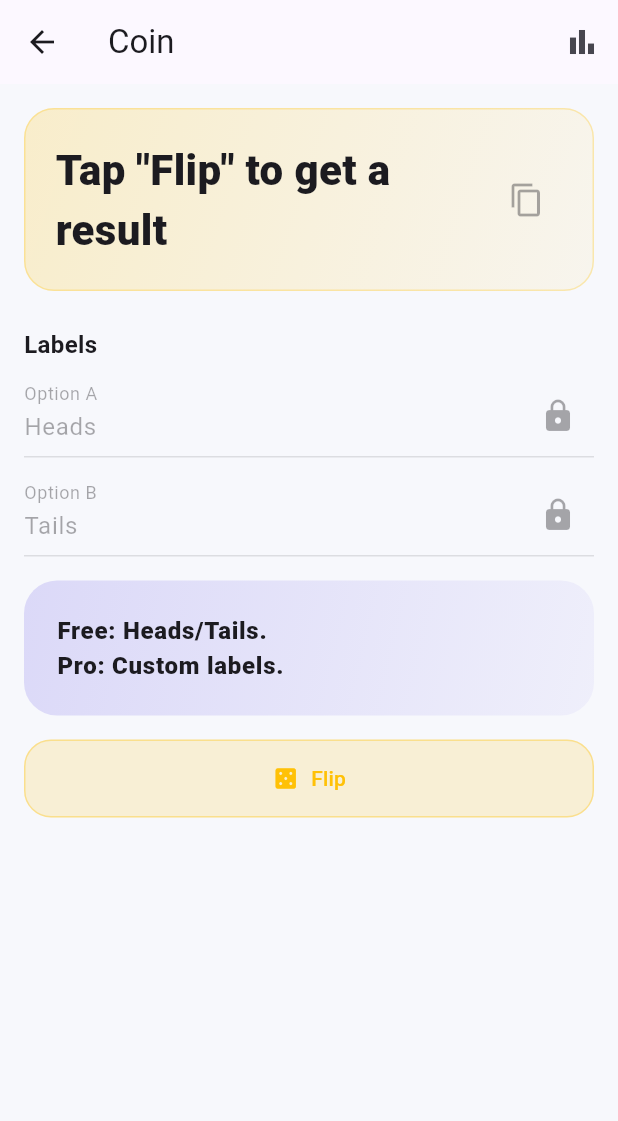
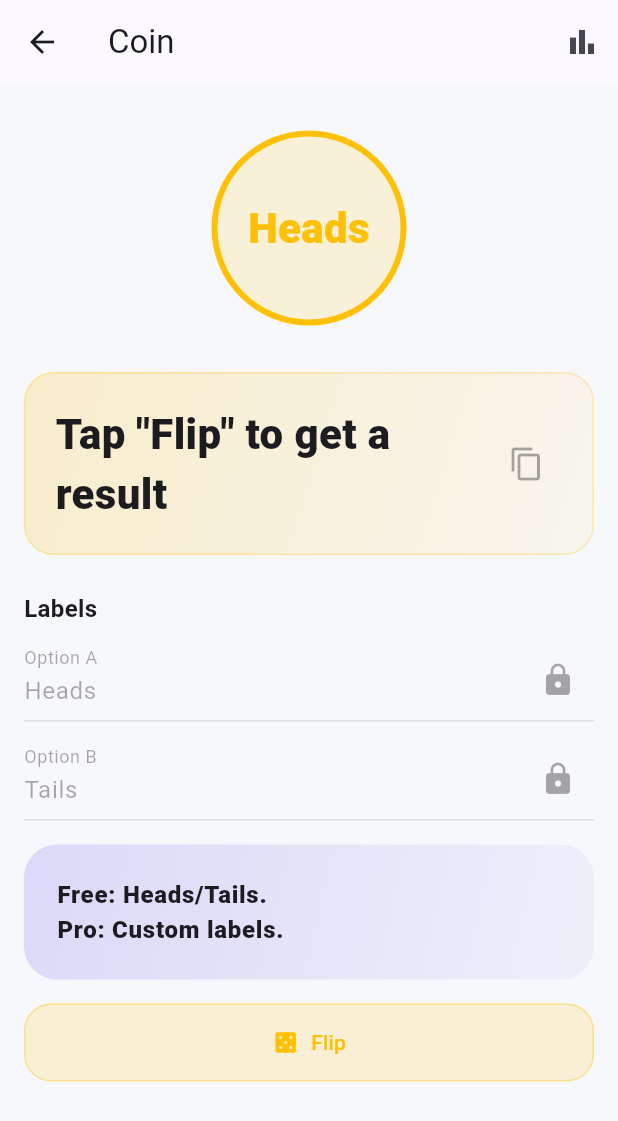
Before and after one commit to 4mierS/picksy, a Flutter app: the CoinPage screen opened directly, on a phone screen of 412 x 824 dp. Shown: the top 1121 px of the screen. Run offline on Flutter 3.47's test engine with Material 3 defaults, Android fonts, the phone set to English and light mode, and no system bars; our stand-ins replace hive_flutter, in_app_purchase, vibration; accounts and stored records are empty.

Commit message:
fix: improve coin and bottle spin animations
- Bottle spin: fix broken lerp that caused abrupt-ending animation
  by using a fixed _startAngle instead of the continuously-updated
  _currentAngle as the lerp base; also randomise duration each spin
- Coin flip: add smooth 3D-style flip animation using AnimatedBuilder
  with cos-based X-scale transform, CoinFace widget, disabled button
  during animation, and result revealed only after animation completes

Co-authored-by: 4mierS <85135956+4mierS@users.noreply.github.com>

```diff
--- a/lib/features/generators/coin/coin_page.dart
+++ b/lib/features/generators/coin/coin_page.dart
@@ -19,20 +19,78 @@ class CoinPage extends StatefulWidget {
   State<CoinPage> createState() => _CoinPageState();
 }
 
-class _CoinPageState extends State<CoinPage> {
+class _CoinPageState extends State<CoinPage>
+    with SingleTickerProviderStateMixin {
   final _rng = Random();
 
   String? _last;
+  bool _flipping = false;
+  double _totalFlipAngle = 0.0;
+  String _pendingResult = '';
+  bool _pendingIsHeads = true;
+
+  late final AnimationController _flipController;
+  late final Animation<double> _flipAnimation;
 
   // Pro-only
   final _labelA = TextEditingController();
   final _labelB = TextEditingController();
 
   @override
+  void initState() {
+    super.initState();
+
+    _flipController = AnimationController(
+      vsync: this,
+      duration: const Duration(milliseconds: 1200),
+    );
+
+    _flipAnimation = CurvedAnimation(
+      parent: _flipController,
+      curve: Curves.easeInOut,
+    );
+
+    _flipController.addStatusListener((status) async {
+      if (status == AnimationStatus.completed) {
+        setState(() {
+          _flipping = false;
+          _last = _pendingResult;
+        });
+
+        if (!mounted) return;
+        final history = context.read<HistoryStore>();
+        await history.add(
+          type: GeneratorType.coin,
+          value: _pendingResult,
+          maxEntries: context.gateRead.historyMax,
+          metadata: {'side': _pendingIsHeads ? 'heads' : 'tails'},
+        );
+      }
+    });
+  }
+
+  @override
   void dispose() {
+    _flipController.dispose();
     _labelA.dispose();
     _labelB.dispose();
     super.dispose();
+  }
+
+  Future<void> _flip(String labelA, String labelB) async {
+    if (_flipping) return;
+
+    _pendingIsHeads = _rng.nextBool();
+    _pendingResult = _pendingIsHeads ? labelA : labelB;
+
+    // 6 half-rotations (3 full) land on A side (cos(6π)=1≥0),
+    // 7 half-rotations land on B side (cos(7π)=−1<0).
+    final halfFlips = 6 + (_pendingIsHeads ? 0 : 1);
+    _totalFlipAngle = halfFlips * pi;
+
+    setState(() => _flipping = true);
+    _flipController.reset();
+    await _flipController.forward();
   }
 
   @override
@@ -41,7 +99,6 @@ class _CoinPageState extends State<CoinPage> {
     if (_labelA.text.isEmpty) _labelA.text = l10n.coinDefaultHeads;
     if (_labelB.text.isEmpty) _labelB.text = l10n.coinDefaultTails;
     final gate = context.gate;
-    final history = context.read<HistoryStore>();
     final proDefinitions = [l10n.coinCustomLabelsProMessage];
 
     final canCustomLabels = gate.canUse(ProFeature.coinCustomLabels);
@@ -85,6 +142,31 @@ class _CoinPageState extends State<CoinPage> {
       body: ListView(
         padding: const EdgeInsets.all(16),
         children: [
+          // Coin animation area
+          SizedBox(
+            height: 160,
+            child: Center(
+              child: AnimatedBuilder(
+                animation: _flipAnimation,
+                builder: (context, _) {
+                  final angle = _flipAnimation.value * _totalFlipAngle;
+                  final cosVal = cos(angle);
+                  final scaleX = cosVal.abs();
+                  final showA = cosVal >= 0;
+                  return Transform(
+                    alignment: Alignment.center,
+                    transform: Matrix4.identity()..scale(scaleX, 1.0),
+                    child: _CoinFace(
+                      label: showA ? currentA : currentB,
+                    ),
+                  );
+                },
+              ),
+            ),
+          ),
+
+          const SizedBox(height: 16),
+
           // Result card
           Container(
             constraints: const BoxConstraints(minHeight: 120),
@@ -183,21 +265,46 @@ class _CoinPageState extends State<CoinPage> {
             style: AppStyles.generatorButton(GeneratorType.coin.accentColor),
             icon: const Icon(Icons.casino),
             label: Text(l10n.coinFlip),
-            onPressed: () async {
-              final result = (_rng.nextBool() ? currentA : currentB);
-              setState(() => _last = result);
-
-              await history.add(
-                type: GeneratorType.coin,
-                value: result,
-                maxEntries: context.gateRead.historyMax,
-                metadata: {
-                  'side': result == currentA ? 'heads' : 'tails',
-                },
-              );
-            },
+            onPressed: _flipping
+                ? null
+                : () => _flip(currentA, currentB),
           ),
         ],
+      ),
+    );
+  }
+}
+
+class _CoinFace extends StatelessWidget {
+  final String label;
+  const _CoinFace({required this.label});
+
+  @override
+  Widget build(BuildContext context) {
+    final color = GeneratorType.coin.accentColor;
+    return Container(
+      width: 130,
+      height: 130,
+      decoration: BoxDecoration(
+        shape: BoxShape.circle,
+        color: color.withOpacity(0.15),
+        border: Border.all(color: color, width: 4),
+      ),
+      child: Center(
+        child: Padding(
+          padding: const EdgeInsets.all(8),
+          child: Text(
+            label,
+            style: TextStyle(
+              fontSize: 28,
+              fontWeight: FontWeight.w800,
+              color: color,
+            ),
+            textAlign: TextAlign.center,
+            maxLines: 2,
+            overflow: TextOverflow.ellipsis,
+          ),
+        ),
       ),
     );
   }
```
Also changed, not shown: lib/features/generators/bottle_spin/bottle_spin_page.dart (+9 -5 lines).
